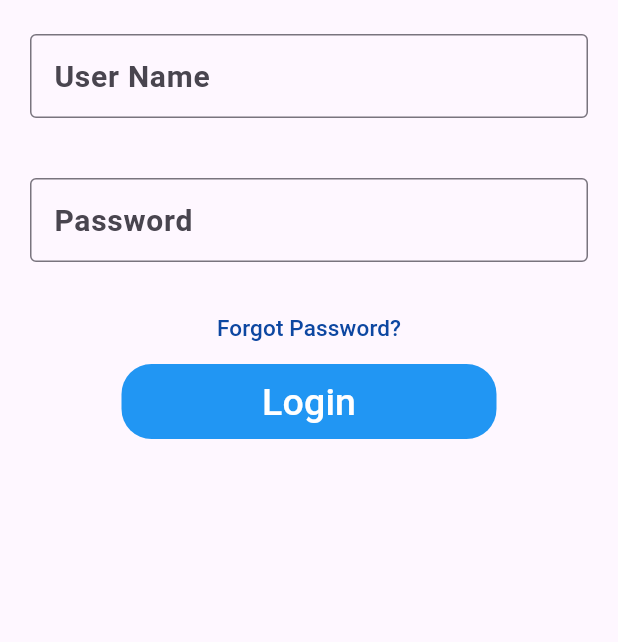
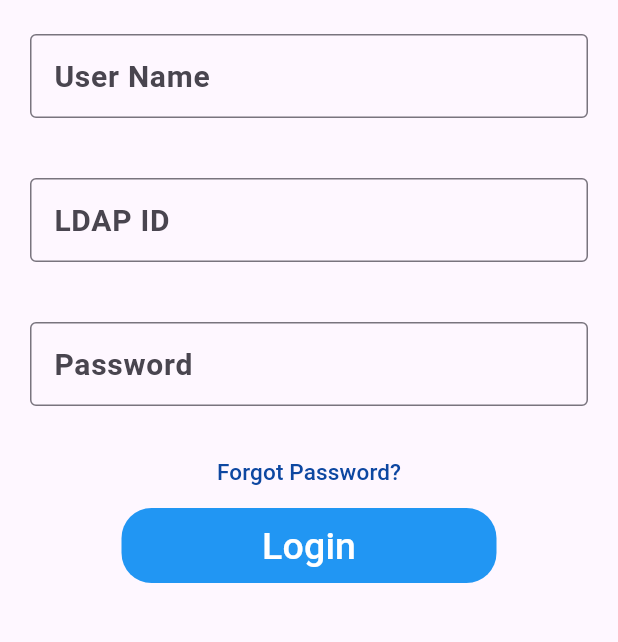
Before and after one commit to azeemmotiwala/EDL-app, a Flutter app: the screen it shows after launch, on a phone screen of 412 x 824 dp, the part 305-947 px from its top. Run offline on Flutter 3.47's test engine with Material 3 defaults, Android fonts, the phone set to English and light mode, and no system bars.

Commit message:
Added Navigation Bar basic

```diff
--- a/lib/login.dart
+++ b/lib/login.dart
@@ -47,6 +47,20 @@ class _LoginState extends State<Login> {
             ),
           )
         ),
+                Padding(
+          padding: EdgeInsets.all(20),
+          child: TextField(
+            decoration: InputDecoration(
+              border: OutlineInputBorder(),
+              labelText: 'LDAP ID',
+              // hintText: 'Enter Valid Email ID as abc@gmail.com',
+              labelStyle: TextStyle(
+                fontSize: 20.0,
+                fontWeight: FontWeight.bold,
+              )
+            ),
+          )
+        ),
         Padding(
           padding: EdgeInsets.all(20),
           child: TextField(
@@ -79,8 +93,7 @@ class _LoginState extends State<Login> {
               color: Colors.blue, borderRadius: BorderRadius.circular(20)),
           child: TextButton(
             onPressed: () {
-              // Navigator.push(
-              //     context, MaterialPageRoute(builder: (_) => HomePage()));
+              Navigator.pushReplacementNamed(context, '/home');
             },
             child: Text(
               'Login',
```
Also changed, not shown: lib/home.dart (+20 -0 lines), lib/main.dart (+5 -2 lines), lib/navbar.dart (added, +31 -0 lines).
